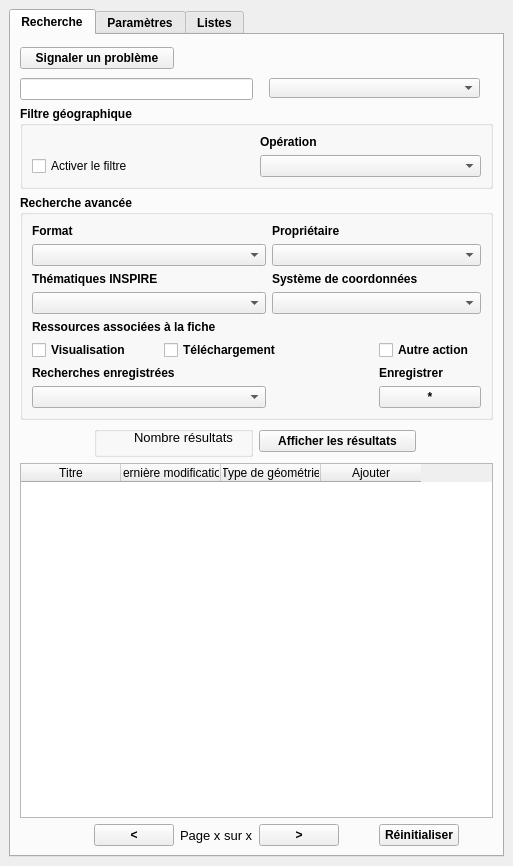
isogeo/isogeo-plugin-qgis, file isogeo_dockwidget_base.ui: the form before one commit.
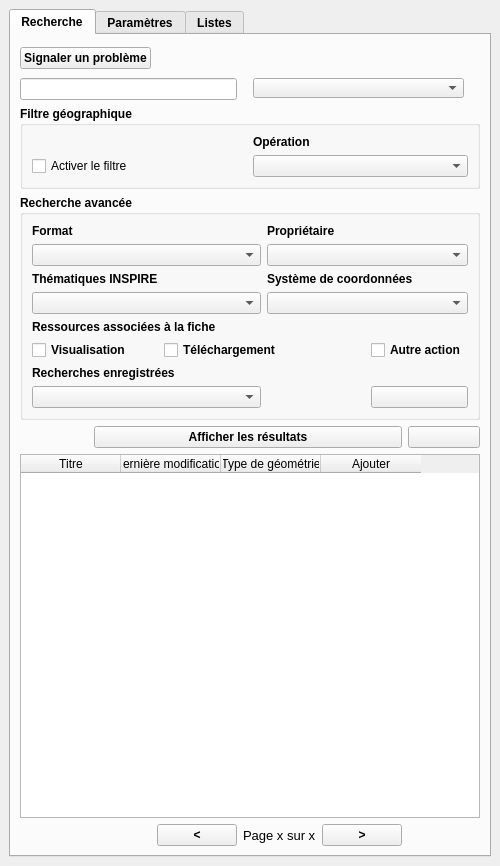
The form after the commit. Icons and pictures are not drawn. Custom widgets are drawn as their Qt base class.

Diff of the .ui file:
```diff
--- a/isogeo_dockwidget_base.ui
+++ b/isogeo_dockwidget_base.ui
@@ -335,39 +335,23 @@
              </property>
             </widget>
            </item>
-           <item row="6" column="3">
-            <widget class="QLabel" name="label_9">
-             <property name="font">
-              <font>
-               <weight>75</weight>
-               <bold>true</bold>
-              </font>
-             </property>
-             <property name="text">
-              <string>Enregistrer</string>
-             </property>
-            </widget>
-           </item>
            <item row="7" column="0" colspan="2">
             <widget class="QComboBox" name="favorite_combo"/>
            </item>
            <item row="7" column="3">
             <widget class="QPushButton" name="save_favorite">
              <property name="text">
-              <string>*</string>
+              <string/>
+             </property>
+             <property name="icon">
+              <iconset resource="resources.qrc">
+               <normaloff>:/plugins/Isogeo/resources/save.png</normaloff>:/plugins/Isogeo/resources/save.png</iconset>
              </property>
             </widget>
            </item>
           </layout>
          </widget>
         </item>
-        <item row="4" column="3" colspan="3">
-         <widget class="QPushButton" name="show_button">
-          <property name="text">
-           <string>Afficher les résultats</string>
-          </property>
-         </widget>
-        </item>
         <item row="5" column="0" colspan="8">
          <widget class="QTableWidget" name="resultats">
           <property name="editTriggers">
@@ -414,7 +398,71 @@
           </property>
          </spacer>
         </item>
-        <item row="6" column="1">
+        <item row="6" column="7">
+         <spacer name="horizontalSpacer_3">
+          <property name="orientation">
+           <enum>Qt::Horizontal</enum>
+          </property>
+          <property name="sizeType">
+           <enum>QSizePolicy::Fixed</enum>
+          </property>
+          <property name="sizeHint" stdset="0">
+           <size>
+            <width>28</width>
+            <height>17</height>
+           </size>
+          </property>
+         </spacer>
+        </item>
+        <item row="4" column="1" colspan="4">
+         <widget class="QPushButton" name="show_button">
+          <property name="text">
+           <string>Afficher les résultats</string>
+          </property>
+          <property name="icon">
+           <iconset resource="resources.qrc">
+            <normaloff>:/plugins/Isogeo/resources/search.png</normaloff>:/plugins/Isogeo/resources/search.png</iconset>
+          </property>
+         </widget>
+        </item>
+        <item row="6" column="6">
+         <spacer name="horizontalSpacer_2">
+          <property name="orientation">
+           <enum>Qt::Horizontal</enum>
+          </property>
+          <property name="sizeType">
+           <enum>QSizePolicy::Fixed</enum>
+          </property>
+          <property name="sizeHint" stdset="0">
+           <size>
+            <width>28</width>
+            <height>20</height>
+           </size>
+          </property>
+         </spacer>
+        </item>
+        <item row="6" column="4">
+         <widget class="QPushButton" name="next">
+          <property name="text">
+           <string>&gt;</string>
+          </property>
+         </widget>
+        </item>
+        <item row="6" column="3">
+         <widget class="QLabel" name="paging">
+          <property name="font">
+           <font>
+            <pointsize>10</pointsize>
+            <weight>50</weight>
+            <bold>false</bold>
+           </font>
+          </property>
+          <property name="text">
+           <string>Page x sur x</string>
+          </property>
+         </widget>
+        </item>
+        <item row="6" column="2">
          <widget class="QPushButton" name="previous">
           <property name="sizePolicy">
            <sizepolicy hsizetype="Fixed" vsizetype="Fixed">
@@ -427,88 +475,15 @@
           </property>
          </widget>
         </item>
-        <item row="6" column="2">
-         <widget class="QLabel" name="paging">
-          <property name="font">
-           <font>
-            <pointsize>10</pointsize>
-            <weight>50</weight>
-            <bold>false</bold>
-           </font>
-          </property>
-          <property name="text">
-           <string>Page x sur x</string>
-          </property>
-         </widget>
-        </item>
-        <item row="6" column="3">
-         <widget class="QPushButton" name="next">
-          <property name="text">
-           <string>&gt;</string>
-          </property>
-         </widget>
-        </item>
-        <item row="6" column="4">
-         <spacer name="horizontalSpacer_2">
-          <property name="orientation">
-           <enum>Qt::Horizontal</enum>
-          </property>
-          <property name="sizeType">
-           <enum>QSizePolicy::Fixed</enum>
-          </property>
-          <property name="sizeHint" stdset="0">
-           <size>
-            <width>28</width>
-            <height>20</height>
-           </size>
-          </property>
-         </spacer>
-        </item>
-        <item row="6" column="5" colspan="2">
+        <item row="4" column="5" colspan="3">
          <widget class="QPushButton" name="initialize">
           <property name="text">
-           <string>Réinitialiser</string>
+           <string/>
           </property>
-         </widget>
-        </item>
-        <item row="6" column="7">
-         <spacer name="horizontalSpacer_3">
-          <property name="orientation">
-           <enum>Qt::Horizontal</enum>
+          <property name="icon">
+           <iconset resource="resources.qrc">
+            <normaloff>:/plugins/Isogeo/resources/refresh.png</normaloff>:/plugins/Isogeo/resources/refresh.png</iconset>
           </property>
-          <property name="sizeType">
-           <enum>QSizePolicy::Fixed</enum>
-          </property>
-          <property name="sizeHint" stdset="0">
-           <size>
-            <width>28</width>
-            <height>17</height>
-           </size>
-          </property>
-         </spacer>
-        </item>
-        <item row="4" column="1" colspan="2">
-         <widget class="QGroupBox" name="groupBox_6">
-          <widget class="QLabel" name="nbresultat">
-           <property name="geometry">
-            <rect>
-             <x>40</x>
-             <y>2</y>
-             <width>101</width>
-             <height>19</height>
-            </rect>
-           </property>
-           <property name="font">
-            <font>
-             <pointsize>10</pointsize>
-             <weight>50</weight>
-             <bold>false</bold>
-            </font>
-           </property>
-           <property name="text">
-            <string>Nombre résultats</string>
-           </property>
-          </widget>
          </widget>
         </item>
        </layout>
```
Left out of the diff: 4 changed lines with no effect on the pictures.
